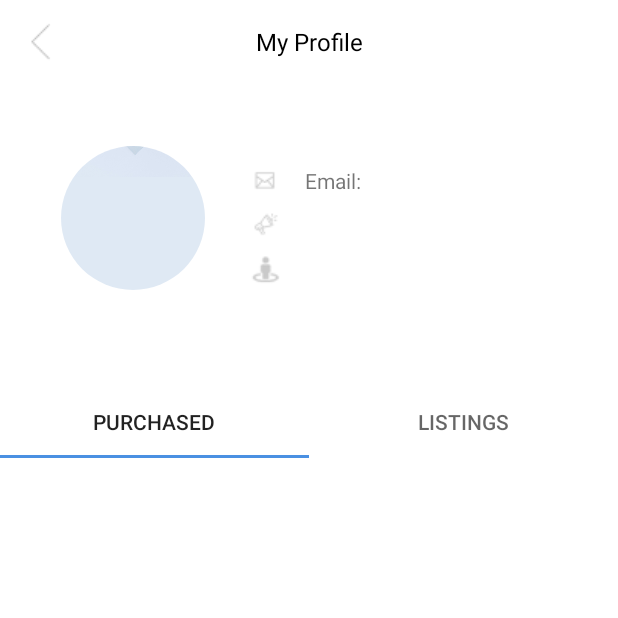
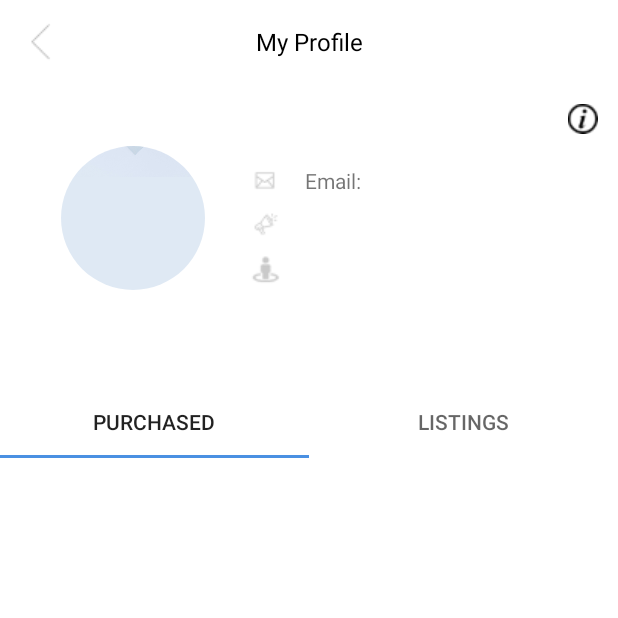
Before and after one commit to PhilipLeong/MAPP-CA4, an Android app: the ProfileActivity screen opened directly, with no data from a screen before it, on a phone screen of 412 x 824 dp, the top half of it. Run offline under Robolectric (Android 15) with nearby library versions, the phone set to English and light mode, and no system bars; our stand-ins replace CircleImageView, Firebase (no records; nobody signed in at launch, a user with empty details on screens opened directly); 3 statements that could not run were skipped.

```diff
--- a/BookHub/app/src/main/java/mapp/com/sg/bookhub/ProfileActivity.java
+++ b/BookHub/app/src/main/java/mapp/com/sg/bookhub/ProfileActivity.java
@@ -49,6 +49,7 @@ public class ProfileActivity extends AppCompatActivity implements View.OnClickLi
 
     private TextView pageTitle;
     private ImageButton backHomeBtn;
+    private ImageButton aboutbtn;
 
     private User user;
 
@@ -77,11 +78,13 @@ public class ProfileActivity extends AppCompatActivity implements View.OnClickLi
         profileBtn = (Button) findViewById(R.id.profile_Btn);
         storeBtn = (Button) findViewById(R.id.store_Btn);
         postBtn = (ImageButton) findViewById(R.id.post_Btn);
+        aboutbtn = (ImageButton) findViewById(R.id.aboutus);
         firebaseAuth = FirebaseAuth.getInstance();
         currentUser = firebaseAuth.getCurrentUser();
         db = FirebaseFirestore.getInstance();
         userId = currentUser.getUid();
 
+        aboutbtn.setOnClickListener(this);
         storeBtn.setOnClickListener(this);
         postBtn.setOnClickListener(this);
 
@@ -135,6 +138,10 @@ public class ProfileActivity extends AppCompatActivity implements View.OnClickLi
             Intent i = new Intent(this, HomeActivity.class);
             startActivity(i);
         }
+        if(v == aboutbtn){
+            Intent i = new Intent(this, AboutActivity.class);
+            startActivity(i);
+        }
     }
 
 }
--- a/BookHub/app/src/main/java/mapp/com/sg/bookhub/profileui/ListingsAdapter.java
+++ b/BookHub/app/src/main/java/mapp/com/sg/bookhub/profileui/ListingsAdapter.java
@@ -63,7 +63,9 @@ public class ListingsAdapter extends BaseAdapter {
         final TextView price = (TextView) convertView.findViewById(R.id.bookPrice1_TV);
         final Button editpost = (Button) convertView.findViewById(R.id.editpost_Btn);
         String pricetext = df2.format(postItem.getPrice());
-
+        if(postItem.getHasBeenBought() == true){
+            editpost.setVisibility(View.GONE);
+        }
 
         title.setText(postItem.getTitle());
         price.setText("SGD "+ pricetext);
--- a/BookHub/app/src/main/res/layout/activity_profile.xml
+++ b/BookHub/app/src/main/res/layout/activity_profile.xml
@@ -44,45 +44,45 @@
 
         <LinearLayout
             android:layout_width="214dp"
-            android:layout_height="110dp"
+            android:layout_height="142dp"
             android:layout_alignParentStart="true"
             android:layout_alignParentTop="true"
             android:layout_alignParentEnd="true"
             android:layout_alignParentBottom="true"
             android:layout_marginStart="148dp"
             android:layout_marginTop="43dp"
-            android:layout_marginEnd="17dp"
-            android:layout_marginBottom="51dp"
+            android:layout_marginEnd="20dp"
+            android:layout_marginBottom="5dp"
             android:orientation="vertical">
 
             <TextView
                 android:id="@+id/myemail_TV"
                 android:layout_width="wrap_content"
                 android:layout_height="wrap_content"
+                android:layout_gravity="center_vertical"
                 android:layout_marginBottom="5dp"
                 android:drawableStart="@drawable/email_icon"
                 android:drawablePadding="15dp"
-                android:layout_gravity="center_vertical"
                 android:gravity="center_vertical|left"
-                android:textSize="14sp"  />
+                android:textSize="14sp" />
 
             <TextView
                 android:id="@+id/mybio_TV"
                 android:layout_width="wrap_content"
                 android:layout_height="wrap_content"
+                android:layout_gravity="center_vertical"
                 android:layout_marginBottom="5dp"
                 android:drawableStart="@drawable/bio_icon"
-                android:layout_gravity="center_vertical"
                 android:drawablePadding="15dp"
                 android:gravity="center_vertical|left"
-                android:textSize="14sp"  />
+                android:textSize="14sp" />
 
             <TextView
                 android:id="@+id/mycourse_TV"
                 android:layout_width="wrap_content"
                 android:layout_height="wrap_content"
+                android:layout_gravity="center_vertical"
                 android:drawableStart="@drawable/course_icon"
-                android:layout_gravity="center_vertical"
                 android:drawablePadding="15dp"
                 android:gravity="center_vertical|left"
                 android:textSize="14sp" />
@@ -105,6 +105,17 @@
             android:singleLine="true"
             android:textAlignment="center"
             android:textSize="16sp" />
+
+        <ImageButton
+            android:id="@+id/aboutus"
+            android:layout_width="wrap_content"
+            android:layout_height="wrap_content"
+            android:layout_alignParentEnd="true"
+            android:layout_alignParentBottom="true"
+            android:layout_marginEnd="0dp"
+            android:layout_marginBottom="168dp"
+            android:background="#00000000"
+            app:srcCompat="@drawable/aboutus" />
 
 
     </RelativeLayout>
--- a/BookHub/app/src/main/res/layout/profilelisting_cardview.xml
+++ b/BookHub/app/src/main/res/layout/profilelisting_cardview.xml
@@ -7,7 +7,7 @@
 
 
     <androidx.cardview.widget.CardView
-        android:layout_width="0dp"
+        android:layout_width="160dp"
         android:layout_height="180dp"
         android:layout_marginTop="15dp"
         app:cardBackgroundColor="@color/cardBg"
```
